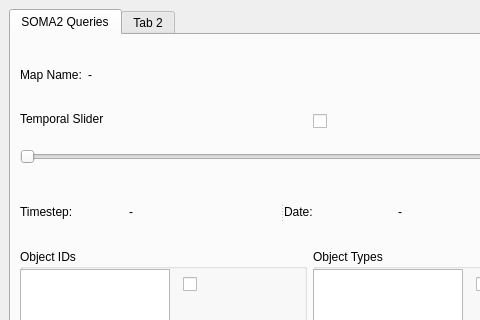
Above: ui/mainwindow.ui from hawesie/robot_state_viewer before the change; both pictures show x 0 to 480 and y 0 to 320 of the 619 by 659 pixel window. Below: the same form after it.
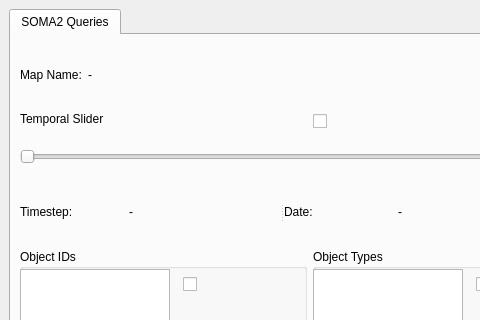
That is the form after the change.

Commit message: Removed useless tab page. Changed the main window name string

Diff of the .ui file:
```diff
--- a/ui/mainwindow.ui
+++ b/ui/mainwindow.ui
@@ -600,11 +600,6 @@
         </item>
        </layout>
       </widget>
-      <widget class="QWidget" name="tab_2">
-       <attribute name="title">
-        <string>Tab 2</string>
-       </attribute>
-      </widget>
      </widget>
     </item>
    </layout>
```
Left out of the diff: 3 changed lines with no effect on the pictures. The commit also changes 1 other file.
